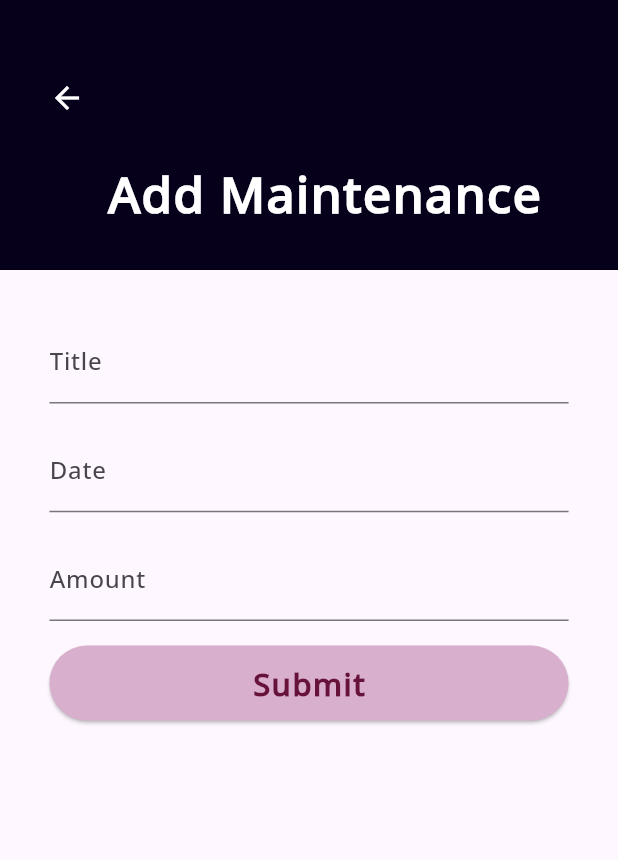
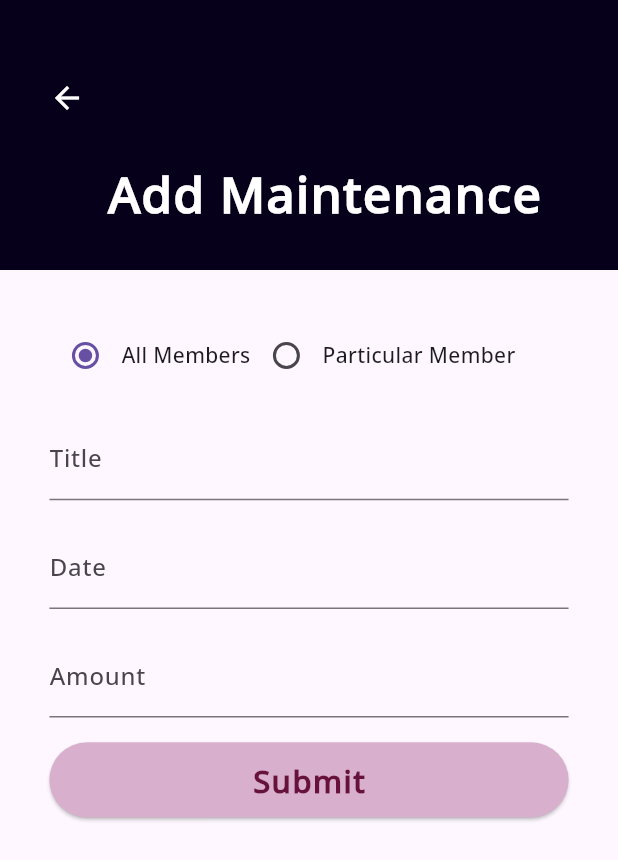
Before and after one commit to hemanshi08/FlatMate, a Flutter app: the AdminExpense screen opened directly, item 2 of the bottom bar chosen, after a tap on "Make Request", on a phone screen of 412 x 824 dp. Shown: the top 860 px of the screen. Run offline on Flutter 3.47's test engine with Material 3 defaults, Android fonts, the phone set to English and light mode, and no system bars; our stand-ins replace firebase_auth, firebase_core, firebase_database; accounts and stored records are empty.

Commit message:
chnage maintense form and back arrow

```diff
--- a/lib/SameScreen/LoginScreen.dart
+++ b/lib/SameScreen/LoginScreen.dart
@@ -3,7 +3,6 @@ import 'package:flatmate/SameScreen/ForgotPasswordScreen.dart';
 import 'package:flatmate/admin/admin_dashboard.dart';
 import 'package:flutter/material.dart';
 import 'package:firebase_auth/firebase_auth.dart';
-
 
 class LoginScreen extends StatefulWidget {
   const LoginScreen({super.key});
--- a/lib/UserScreens/user_dashboard.dart
+++ b/lib/UserScreens/user_dashboard.dart
@@ -26,6 +26,7 @@ class _HomePageState extends State<HomePage> {
 
     return Scaffold(
       appBar: AppBar(
+        automaticallyImplyLeading: false,
         backgroundColor: const Color(0xFF06001A),
         elevation: 0,
         title: Text(
--- a/lib/admin/admin_dashboard.dart
+++ b/lib/admin/admin_dashboard.dart
@@ -30,10 +30,11 @@ class _HomePageState extends State<HomePage> {
 
     return Scaffold(
       appBar: AppBar(
+        automaticallyImplyLeading: false,
         backgroundColor: const Color(0xFF06001A),
         elevation: 0,
         title: Text(
-          'FlatMate',
+          ' FlatMate',
           style: TextStyle(
             color: Colors.white,
             fontSize:
--- a/lib/admin/bottombar/admin_expense.dart
+++ b/lib/admin/bottombar/admin_expense.dart
@@ -68,20 +68,29 @@ class _AdminExpenseState extends State<AdminExpense> {
     return Scaffold(
       key: _scaffoldKey,
       appBar: AppBar(
+        automaticallyImplyLeading: false,
         title: Text(
           'Expense List',
-          style: TextStyle(fontSize: screenWidth * 0.06),
+          style: TextStyle(
+            color: Colors.white,
+            fontSize: 24,
+            letterSpacing: 1,
+          ),
         ),
         backgroundColor: const Color(0xFF06001A),
+        toolbarHeight: screenHeight * 0.08,
         actions: [
-          IconButton(
-            icon: Icon(Icons.menu),
-            onPressed: () {
-              _scaffoldKey.currentState
-                  ?.openEndDrawer(); // Open right-side drawer
-            },
+          Builder(
+            builder: (context) => IconButton(
+              icon: Icon(Icons.menu, color: Colors.white),
+              iconSize: screenWidth * 0.095,
+              onPressed: () {
+                Scaffold.of(context).openEndDrawer();
+              },
+            ),
           ),
         ],
+        elevation: 0,
       ),
       endDrawer: _buildDrawer(screenWidth, screenHeight),
       body: Padding(
@@ -196,7 +205,7 @@ class _AdminExpenseState extends State<AdminExpense> {
                                   fontWeight: FontWeight.w500,
                                 ),
                               ),
-                              SizedBox(height: screenHeight * 0.02),
+                              SizedBox(height: screenHeight * 0.01),
                               Row(
                                 mainAxisAlignment:
                                     MainAxisAlignment.spaceBetween,
--- a/lib/admin/bottombar/admin_maintense.dart
+++ b/lib/admin/bottombar/admin_maintense.dart
@@ -29,6 +29,7 @@ class _MaintenanceScreenState extends State<MaintenanceScreen> {
       key: _scaffoldKey,
 
       appBar: AppBar(
+        automaticallyImplyLeading: false,
         title: Text(
           'Maintenance',
           style: TextStyle(
@@ -40,12 +41,14 @@ class _MaintenanceScreenState extends State<MaintenanceScreen> {
         backgroundColor: const Color(0xFF06001A),
         toolbarHeight: 60.0,
         actions: [
-          IconButton(
-            icon: Icon(Icons.menu),
-            onPressed: () {
-              _scaffoldKey.currentState
-                  ?.openEndDrawer(); // Open right-side drawer
-            },
+          Builder(
+            builder: (context) => IconButton(
+              icon: Icon(Icons.menu, color: Colors.white),
+              iconSize: screenWidth * 0.095,
+              onPressed: () {
+                Scaffold.of(context).openEndDrawer();
+              },
+            ),
           ),
         ],
       ),
--- a/lib/admin/bottombar/maintense_request_form.dart
+++ b/lib/admin/bottombar/maintense_request_form.dart
@@ -10,19 +10,54 @@ class _MaintenanceRequestFormState extends State<MaintenanceRequestForm> {
   String? _title;
   String? _date;
   String? _amount;
+  String? _selectedOption = 'All Members';
+  String? _selectedMember;
 
   void _submitForm() {
     if (_formKey.currentState!.validate()) {
       _formKey.currentState!.save();
-      // Redirect to the screen where you want to display the values
-      Navigator.pop(
-          context, {'title': _title, 'date': _date, 'amount': _amount});
+      Navigator.pop(context, {
+        'title': _title,
+        'date': _date,
+        'amount': _amount,
+        'member': _selectedMember
+      });
     }
+  }
+
+  void _showMemberSelectionSheet() {
+    showModalBottomSheet(
+      context: context,
+      builder: (BuildContext context) {
+        return ListView(
+          children: [
+            ListTile(
+              title: Text('Member 1'),
+              onTap: () {
+                setState(() {
+                  _selectedMember = 'Member 1';
+                });
+                Navigator.pop(context);
+              },
+            ),
+            ListTile(
+              title: Text('Member 2'),
+              onTap: () {
+                setState(() {
+                  _selectedMember = 'Member 2';
+                });
+                Navigator.pop(context);
+              },
+            ),
+            // Add more ListTile widgets for additional members
+          ],
+        );
+      },
+    );
   }
 
   @override
   Widget build(BuildContext context) {
-    // Get screen dimensions
     final screenWidth = MediaQuery.of(context).size.width;
     final screenHeight = MediaQuery.of(context).size.height;
 
@@ -33,99 +68,121 @@ class _MaintenanceRequestFormState extends State<MaintenanceRequestForm> {
         automaticallyImplyLeading: false,
         flexibleSpace: Padding(
           padding: EdgeInsets.only(
-              left: screenWidth * 0.05,
-              top: screenHeight * 0.05), // Responsive padding
+              left: screenWidth * 0.05, top: screenHeight * 0.05),
           child: Column(
             crossAxisAlignment: CrossAxisAlignment.start,
             children: [
-              // Back Arrow Icon
               IconButton(
-                icon: Icon(
-                  Icons.arrow_back,
-                  color: Colors.white,
-                ),
-                onPressed: () {
-                  Navigator.pop(context);
-                },
+                icon: Icon(Icons.arrow_back, color: Colors.white),
+                onPressed: () => Navigator.pop(context),
               ),
-              // Title
-              SizedBox(height: screenHeight * 0.02), // Responsive spacing
+              SizedBox(height: screenHeight * 0.02),
               Center(
                 child: Text(
                   'Add Maintenance',
                   style: TextStyle(
                     color: Colors.white,
                     fontWeight: FontWeight.bold,
-                    fontSize: screenWidth * 0.08, // Responsive font size
+                    fontSize: screenWidth * 0.08,
                     letterSpacing: 1,
                   ),
                 ),
               ),
-              Spacer(), // Optional: Adjust spacing if needed
+              Spacer(),
             ],
           ),
         ),
       ),
       body: Padding(
-        padding: EdgeInsets.all(screenWidth * 0.08), // Responsive padding
+        padding: EdgeInsets.all(screenWidth * 0.08),
         child: Form(
           key: _formKey,
           child: Column(
             crossAxisAlignment: CrossAxisAlignment.start,
             children: [
+              // Radio buttons for selecting All Members or Particular Member
+              Row(
+                children: [
+                  Radio<String>(
+                    value: 'All Members',
+                    groupValue: _selectedOption,
+                    onChanged: (value) {
+                      setState(() {
+                        _selectedOption = value;
+                        _selectedMember =
+                            null; // Clear if selecting All Members
+                      });
+                    },
+                  ),
+                  Text('All Members'),
+                  Radio<String>(
+                    value: 'Particular Member',
+                    groupValue: _selectedOption,
+                    onChanged: (value) {
+                      setState(() {
+                        _selectedOption = value;
+                        if (value == 'Particular Member') {
+                          _showMemberSelectionSheet();
+                        }
+                      });
+                    },
+                  ),
+                  Text('Particular Member'),
+                ],
+              ),
+              if (_selectedOption == 'Particular Member' &&
+                  _selectedMember != null)
+                Padding(
+                  padding: EdgeInsets.only(top: screenHeight * 0.01),
+                  child: Text(
+                    'Selected Member: $_selectedMember',
+                    style: TextStyle(color: Colors.grey[700]),
+                  ),
+                ),
+              SizedBox(height: screenHeight * 0.02),
               // Title TextFormField
               TextFormField(
                 decoration: InputDecoration(labelText: 'Title'),
-                validator: (value) {
-                  if (value == null || value.isEmpty) {
-                    return 'Please enter a title';
-                  }
-                  return null;
-                },
+                validator: (value) => value == null || value.isEmpty
+                    ? 'Please enter a title'
+                    : null,
                 onSaved: (value) => _title = value,
               ),
-              SizedBox(height: screenHeight * 0.02), // Responsive spacing
+              SizedBox(height: screenHeight * 0.02),
               // Date TextFormField
               TextFormField(
                 decoration: InputDecoration(labelText: 'Date'),
-                validator: (value) {
-                  if (value == null || value.isEmpty) {
-                    return 'Please enter a date';
-                  }
-                  return null;
-                },
+                validator: (value) => value == null || value.isEmpty
+                    ? 'Please enter a date'
+                    : null,
                 onSaved: (value) => _date = value,
               ),
-              SizedBox(height: screenHeight * 0.02), // Responsive spacing
+              SizedBox(height: screenHeight * 0.02),
               // Amount TextFormField
               TextFormField(
                 decoration: InputDecoration(labelText: 'Amount'),
-                validator: (value) {
-                  if (value == null || value.isEmpty) {
-                    return 'Please enter an amount';
-                  }
-                  return null;
-                },
+                validator: (value) => value == null || value.isEmpty
+                    ? 'Please enter an amount'
+                    : null,
                 onSaved: (value) => _amount = value,
               ),
-              SizedBox(height: screenHeight * 0.02), // Responsive spacing
+              SizedBox(height: screenHeight * 0.02),
               SizedBox(
-                width: double.infinity, // Full width button
+                width: double.infinity,
                 child: ElevatedButton(
                   style: ElevatedButton.styleFrom(
                     backgroundColor: const Color(0xFFD8AFCC),
                     padding: EdgeInsets.symmetric(
-                      vertical:
-                          screenHeight * 0.01, // Responsive button padding
+                      vertical: screenHeight * 0.01,
                     ),
-                    minimumSize: Size(double.infinity, 50), // Full-width button
+                    minimumSize: Size(double.infinity, 50),
                   ),
                   onPressed: _submitForm,
                   child: Text(
                     'Submit',
                     style: TextStyle(
                       color: const Color(0xFF66123A),
-                      fontSize: screenWidth * 0.05, // Responsive font size
+                      fontSize: screenWidth * 0.05,
                       fontWeight: FontWeight.bold,
                       letterSpacing: 1,
                     ),
```
Also changed, not shown: lib/UserScreens/complain_first.dart (+9 -6 lines), lib/UserScreens/expense_list.dart (+9 -6 lines), lib/UserScreens/maintanance_screen.dart (+9 -6 lines), lib/admin/bottombar/admin_complain.dart (+9 -13 lines).
